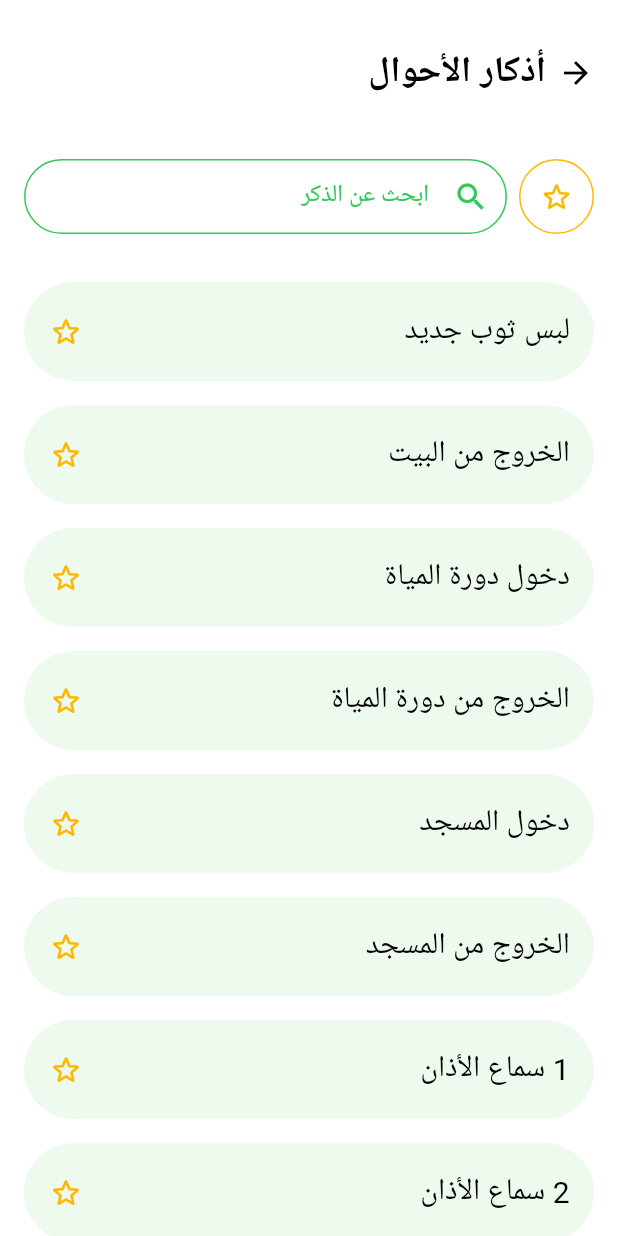
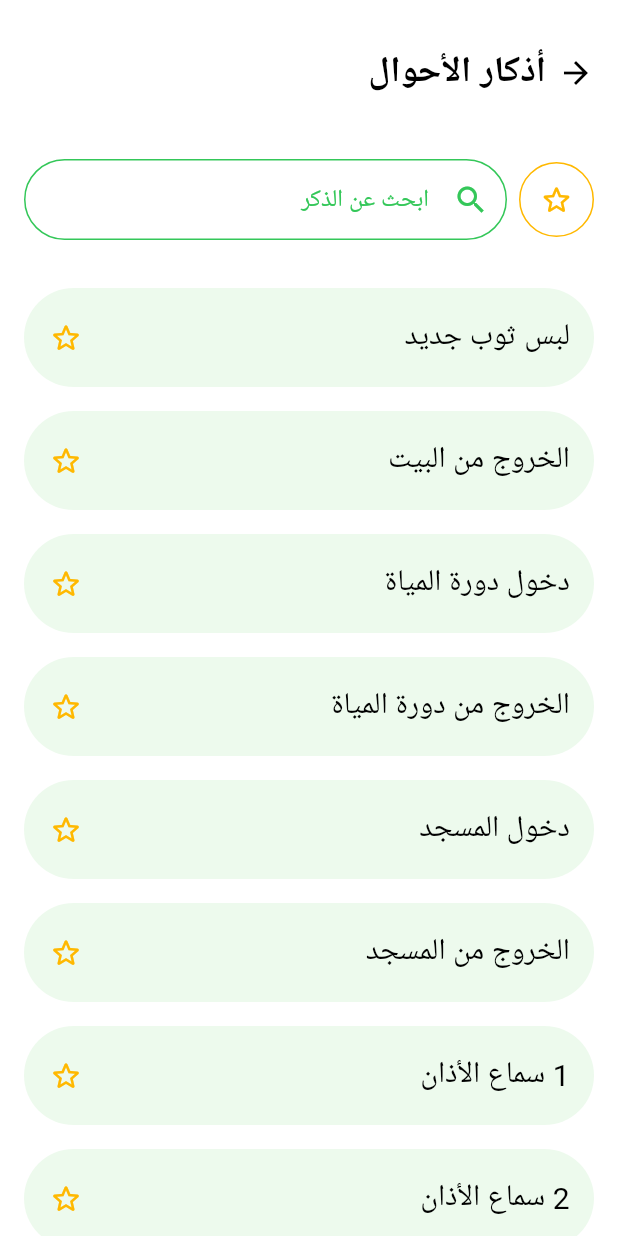
Before and after one commit to Amr-Haitham/bank-el-zikr, a Flutter app: the SituationsAzkarScreen screen opened by its route, on a phone screen of 412 x 824 dp. Run offline on Flutter 3.47's test engine with Material 3 defaults, Android fonts, the light colour scheme and no system bars; our stand-ins replace auto_size_text, bloc, confetti, fl_chart, flutter_bloc, flutter_switch and 7 more; missing offline and left inert: arabic_numbers; accounts and stored records are empty; network calls fail; Roboto replaces fonts that are missing (Tajawal).

Commit message:
switched to version+12

```diff
--- a/lib/1_ui/screens/account_balance_screen/account_balance_screen.dart
+++ b/lib/1_ui/screens/account_balance_screen/account_balance_screen.dart
@@ -85,7 +85,7 @@ class _AccountBalanceScreenState extends State<AccountBalanceScreen> {
                   ),
                   SliverToBoxAdapter(
                     child: SizedBox(
-                      height: ScreenUtils.getScreenHeight(context) / 6,
+                      height: ScreenUtils.getScreenHeight(context) / 5.5,
                       child: BlocBuilder<GetWeekAzkarRecordCubit,
                           GetWeekAzkarRecordState>(builder: ((context, state) {
                         if (state is GetWeekAzkarRecordLoaded) {
--- a/lib/1_ui/screens/account_balance_screen/components/azkar_weekly_record_chart.dart
+++ b/lib/1_ui/screens/account_balance_screen/components/azkar_weekly_record_chart.dart
@@ -122,7 +122,7 @@ class LineChartForDayRecords extends StatelessWidget {
             bottomTitles: AxisTitles(
               sideTitles: SideTitles(
                 showTitles: true,
-                interval: 1,
+                interval: 1,reservedSize: 32,
                 getTitlesWidget: (index, titleMeta) =>
                     customGetTitle(context, index, titleMeta, records),
               ),
--- a/lib/1_ui/screens/situations_azkar_screen/situations_azkar_screen.dart
+++ b/lib/1_ui/screens/situations_azkar_screen/situations_azkar_screen.dart
@@ -104,7 +104,7 @@ class _SituationsAzkarScreenState extends State<SituationsAzkarScreen> {
                 )),
                 SliverToBoxAdapter(
                     child: SizedBox(
-                  height: 50,
+                  // height: 50,
                   child: Row(
                     children: [
                       Expanded(
--- a/pubspec.yaml
+++ b/pubspec.yaml
@@ -16,7 +16,7 @@ publish_to: 'none' # Remove this line if you wish to publish to pub.dev
 # https://developer.apple.com/library/archive/documentation/General/Reference/InfoPlistKeyReference/Articles/CoreFoundationKeys.html
 # In Windows, build-name is used as the major, minor, and patch parts
 # of the product and file versions while build-number is used as the build suffix.
-version: 2.0.0+1
+version: 2.0.0+12
 
 environment:
   sdk: '>=3.0.5 <4.0.0'
```
